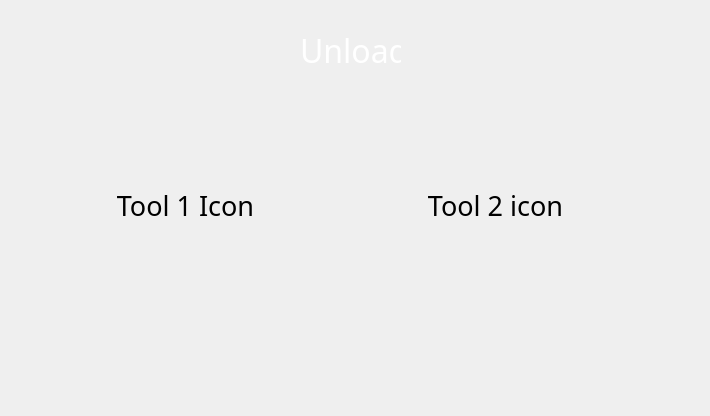
BlocksTechnology/BlocksScreen, file qt_ui/filamentStackedWidget.ui: the form before one commit.
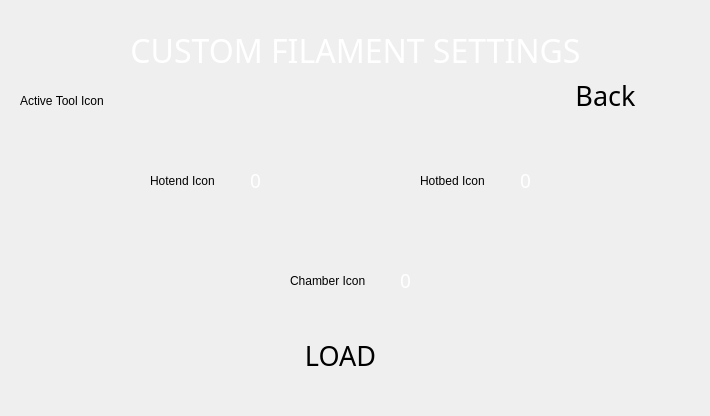
The form after the commit. The open tabs and pages were chosen to show the change. Custom widgets are drawn as their Qt base class.

Commit message: Updating stacked widgets UI

Diff of the .ui file:
```diff
--- a/qt_ui/filamentStackedWidget.ui
+++ b/qt_ui/filamentStackedWidget.ui
@@ -1331,13 +1331,293 @@
     </property>
    </widget>
   </widget>
-  <widget class="QWidget" name="unload_page">
-   <widget class="QLabel" name="unload_title_label">
+  <widget class="QWidget" name="custom_fil_page">
+   <widget class="QLabel" name="custom_fil_hot_bed_value_label">
+    <property name="enabled">
+     <bool>true</bool>
+    </property>
     <property name="geometry">
      <rect>
-      <x>300</x>
+      <x>520</x>
+      <y>160</y>
+      <width>31</width>
+      <height>41</height>
+     </rect>
+    </property>
+    <property name="font">
+     <font>
+      <family>Montserrat</family>
+      <pointsize>14</pointsize>
+     </font>
+    </property>
+    <property name="styleSheet">
+     <string notr="true">background: transparent; color: white;</string>
+    </property>
+    <property name="text">
+     <string>0</string>
+    </property>
+   </widget>
+   <widget class="QLabel" name="custom_fil_hot_bed_icon_label">
+    <property name="geometry">
+     <rect>
+      <x>420</x>
+      <y>160</y>
+      <width>91</width>
+      <height>41</height>
+     </rect>
+    </property>
+    <property name="text">
+     <string>Hotbed Icon</string>
+    </property>
+   </widget>
+   <widget class="QLabel" name="custom_fil_hotend_icon_label">
+    <property name="geometry">
+     <rect>
+      <x>150</x>
+      <y>160</y>
+      <width>91</width>
+      <height>41</height>
+     </rect>
+    </property>
+    <property name="text">
+     <string>Hotend Icon</string>
+    </property>
+   </widget>
+   <widget class="QLabel" name="custom_fil_hotend_value_label">
+    <property name="enabled">
+     <bool>true</bool>
+    </property>
+    <property name="geometry">
+     <rect>
+      <x>250</x>
+      <y>160</y>
+      <width>31</width>
+      <height>41</height>
+     </rect>
+    </property>
+    <property name="font">
+     <font>
+      <family>Montserrat</family>
+      <pointsize>14</pointsize>
+     </font>
+    </property>
+    <property name="styleSheet">
+     <string notr="true">background: transparent; color: white;</string>
+    </property>
+    <property name="text">
+     <string>0</string>
+    </property>
+   </widget>
+   <widget class="QLabel" name="custom_fil_title_lable">
+    <property name="geometry">
+     <rect>
+      <x>70</x>
+      <y>30</y>
+      <width>571</width>
+      <height>41</height>
+     </rect>
+    </property>
+    <property name="font">
+     <font>
+      <family>Momcake</family>
+      <pointsize>24</pointsize>
+     </font>
+    </property>
+    <property name="layoutDirection">
+     <enum>Qt::RightToLeft</enum>
+    </property>
+    <property name="styleSheet">
+     <string notr="true">background: transparent; color: white;</string>
+    </property>
+    <property name="text">
+     <string>CUSTOM FILAMENT SETTINGS</string>
+    </property>
+    <property name="alignment">
+     <set>Qt::AlignCenter</set>
+    </property>
+    <property name="class" stdset="0">
+     <string>title_text</string>
+    </property>
+   </widget>
+   <widget class="QLabel" name="custom_fil_chamber_value_label">
+    <property name="enabled">
+     <bool>true</bool>
+    </property>
+    <property name="geometry">
+     <rect>
+      <x>400</x>
+      <y>260</y>
+      <width>31</width>
+      <height>41</height>
+     </rect>
+    </property>
+    <property name="font">
+     <font>
+      <family>Montserrat</family>
+      <pointsize>14</pointsize>
+     </font>
+    </property>
+    <property name="styleSheet">
+     <string notr="true">background: transparent; color: white;</string>
+    </property>
+    <property name="text">
+     <string>0</string>
+    </property>
+   </widget>
+   <widget class="CustomQPushButton" name="custom_fil_load_btn">
+    <property name="geometry">
+     <rect>
+      <x>220</x>
+      <y>320</y>
+      <width>241</width>
+      <height>71</height>
+     </rect>
+    </property>
+    <property name="minimumSize">
+     <size>
+      <width>10</width>
+      <height>10</height>
+     </size>
+    </property>
+    <property name="font">
+     <font>
+      <family>Momcake</family>
+      <pointsize>20</pointsize>
+      <italic>false</italic>
+      <stylestrategy>PreferAntialias</stylestrategy>
+     </font>
+    </property>
+    <property name="mouseTracking">
+     <bool>false</bool>
+    </property>
+    <property name="tabletTracking">
+     <bool>true</bool>
+    </property>
+    <property name="contextMenuPolicy">
+     <enum>Qt::NoContextMenu</enum>
+    </property>
+    <property name="layoutDirection">
+     <enum>Qt::LeftToRight</enum>
+    </property>
+    <property name="styleSheet">
+     <string notr="true"/>
+    </property>
+    <property name="text">
+     <string>LOAD</string>
+    </property>
+    <property name="autoDefault">
+     <bool>false</bool>
+    </property>
+    <property name="flat">
+     <bool>true</bool>
+    </property>
+    <property name="class" stdset="0">
+     <string>menu_btn</string>
+    </property>
+    <property name="borderLeftPixmap" stdset="0">
+     <pixmap resource="../resources/button_resources.qrc">:/button_borders/media/buttons/btn_part1.svg</pixmap>
+    </property>
+    <property name="borderCenterPixmap" stdset="0">
+     <pixmap resource="../resources/button_resources.qrc">:/button_borders/media/buttons/btn_part2.svg</pixmap>
+    </property>
+    <property name="borderRightPixmap" stdset="0">
+     <pixmap resource="../resources/button_resources.qrc">:/button_borders/media/buttons/btn_part3.svg</pixmap>
+    </property>
+   </widget>
+   <widget class="QLabel" name="custom_fil_chamber_icon_label">
+    <property name="geometry">
+     <rect>
+      <x>290</x>
+      <y>260</y>
+      <width>91</width>
+      <height>41</height>
+     </rect>
+    </property>
+    <property name="text">
+     <string>Chamber Icon</string>
+    </property>
+   </widget>
+   <widget class="CustomQPushButton" name="custom_fil_back_btn">
+    <property name="geometry">
+     <rect>
+      <x>520</x>
+      <y>60</y>
+      <width>171</width>
+      <height>71</height>
+     </rect>
+    </property>
+    <property name="minimumSize">
+     <size>
+      <width>10</width>
+      <height>10</height>
+     </size>
+    </property>
+    <property name="font">
+     <font>
+      <family>Momcake</family>
+      <pointsize>20</pointsize>
+      <italic>false</italic>
+      <stylestrategy>PreferAntialias</stylestrategy>
+     </font>
+    </property>
+    <property name="mouseTracking">
+     <bool>false</bool>
+    </property>
+    <property name="tabletTracking">
+     <bool>true</bool>
+    </property>
+    <property name="contextMenuPolicy">
+     <enum>Qt::NoContextMenu</enum>
+    </property>
+    <property name="layoutDirection">
+     <enum>Qt::LeftToRight</enum>
+    </property>
+    <property name="styleSheet">
+     <string notr="true"/>
+    </property>
+    <property name="text">
+     <string>Back</string>
+    </property>
+    <property name="autoDefault">
+     <bool>false</bool>
+    </property>
+    <property name="flat">
+     <bool>true</bool>
+    </property>
+    <property name="class" stdset="0">
+     <string>menu_btn</string>
+    </property>
+    <property name="borderLeftPixmap" stdset="0">
+     <pixmap resource="../resources/button_resources.qrc">:/button_borders/media/buttons/btn_part1.svg</pixmap>
+    </property>
+    <property name="borderCenterPixmap" stdset="0">
+     <pixmap resource="../resources/button_resources.qrc">:/button_borders/media/buttons/btn_part2.svg</pixmap>
+    </property>
+    <property name="borderRightPixmap" stdset="0">
+     <pixmap resource="../resources/button_resources.qrc">:/button_borders/media/buttons/btn_part3.svg</pixmap>
+    </property>
+   </widget>
+   <widget class="QLabel" name="custom_fil_active_tool_icon_label">
+    <property name="geometry">
+     <rect>
+      <x>20</x>
+      <y>80</y>
+      <width>111</width>
+      <height>41</height>
+     </rect>
+    </property>
+    <property name="text">
+     <string>Active Tool Icon</string>
+    </property>
+   </widget>
+  </widget>
+  <widget class="QWidget" name="unload_tool_page">
+   <widget class="QLabel" name="unload_tool_title_label">
+    <property name="geometry">
+     <rect>
+      <x>210</x>
       <y>20</y>
-      <width>101</width>
+      <width>271</width>
       <height>61</height>
      </rect>
     </property>
@@ -1362,7 +1642,7 @@
      <rect>
       <x>390</x>
       <y>170</y>
-      <width>211</width>
+      <width>261</width>
       <height>71</height>
      </rect>
     </property>
@@ -1420,9 +1700,9 @@
    <widget class="CustomQPushButton" name="unload_tool_1_icon_btn">
     <property name="geometry">
      <rect>
-      <x>80</x>
+      <x>40</x>
       <y>170</y>
-      <width>211</width>
+      <width>281</width>
       <height>71</height>
      </rect>
     </property>
```
Left out of the diff: 465 changed lines with no effect on the pictures. The commit also changes 3 other files.
